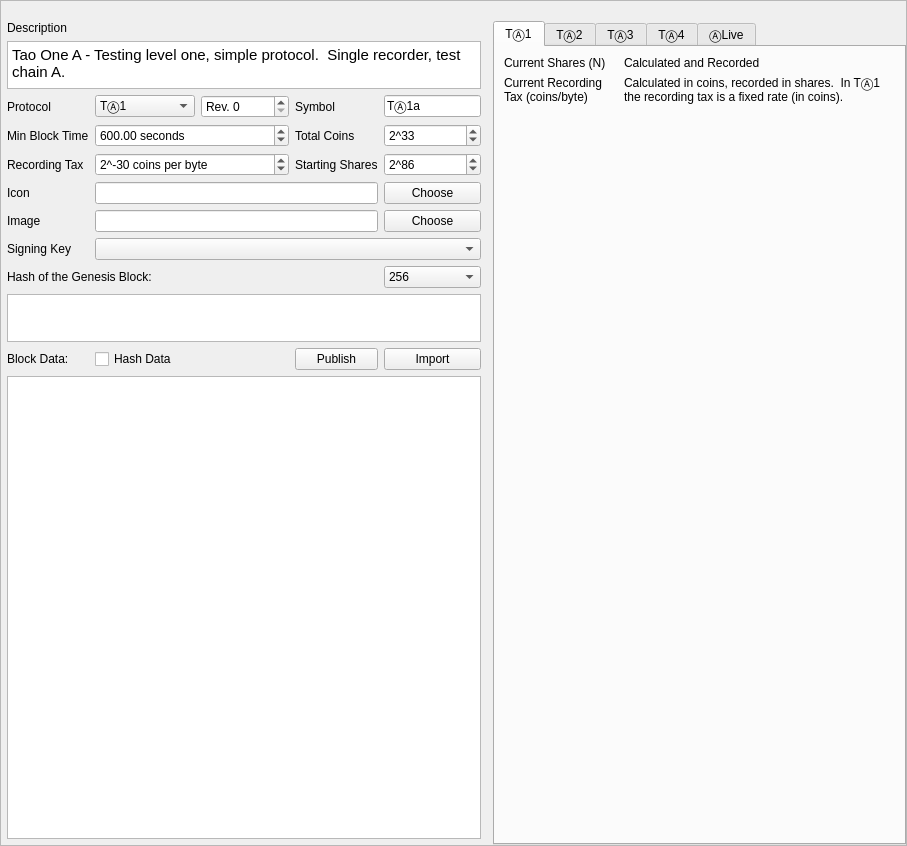
Qt form apps/GenesisForm/genesisForm.ui (assignonward/aosuite) before a commit.
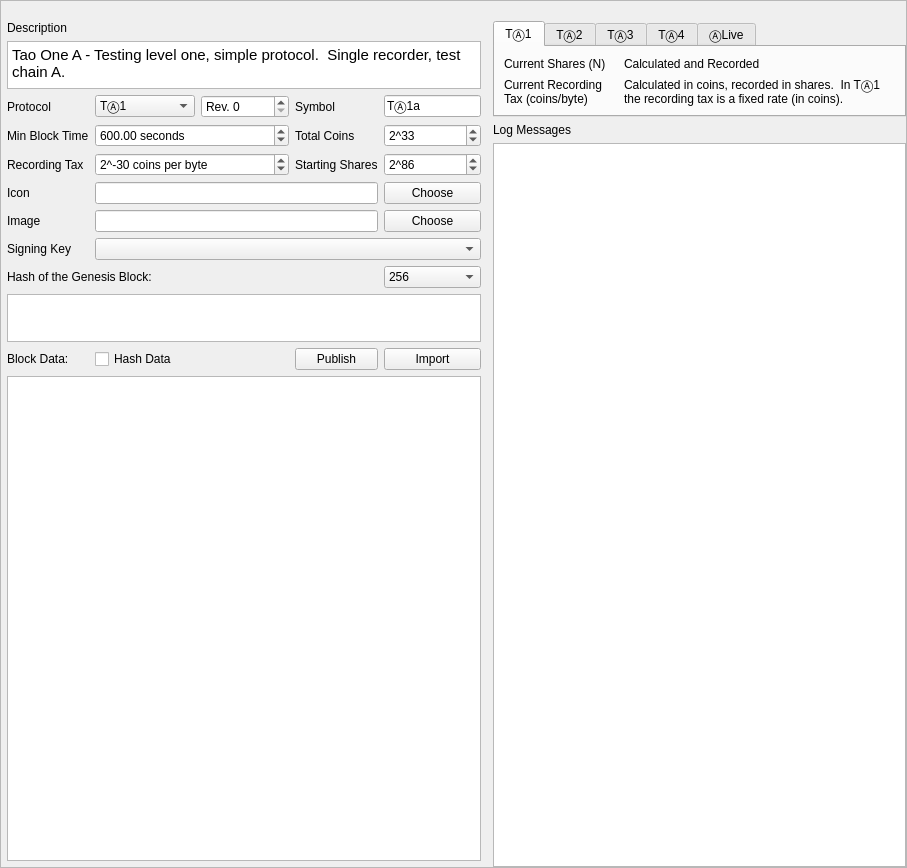
The same form after that commit. Icons and pictures are not drawn.

```diff
--- a/apps/GenesisForm/genesisForm.ui
+++ b/apps/GenesisForm/genesisForm.ui
@@ -7,7 +7,7 @@
     <x>0</x>
     <y>0</y>
     <width>907</width>
-    <height>846</height>
+    <height>868</height>
    </rect>
   </property>
   <property name="windowTitle">
@@ -21,8 +21,8 @@
     <rect>
      <x>0</x>
      <y>0</y>
-     <width>891</width>
-     <height>847</height>
+     <width>905</width>
+     <height>866</height>
     </rect>
    </property>
    <layout class="QHBoxLayout" name="horizontalLayout">
@@ -413,6 +413,9 @@
       <property name="topMargin">
        <number>0</number>
       </property>
+      <property name="bottomMargin">
+       <number>0</number>
+      </property>
       <item>
        <layout class="QHBoxLayout" name="horizontalLayout_2">
         <property name="topMargin">
@@ -452,19 +455,6 @@
           <string>TⒶ1</string>
          </attribute>
          <layout class="QGridLayout" name="gridLayout_2">
-          <item row="2" column="0">
-           <spacer name="verticalSpacer_2">
-            <property name="orientation">
-             <enum>Qt::Vertical</enum>
-            </property>
-            <property name="sizeHint" stdset="0">
-             <size>
-              <width>20</width>
-              <height>40</height>
-             </size>
-            </property>
-           </spacer>
-          </item>
           <item row="0" column="0">
            <widget class="QLabel" name="label_8">
             <property name="text">
@@ -558,6 +548,23 @@
         </widget>
        </widget>
       </item>
+      <item>
+       <widget class="QLabel" name="label_21">
+        <property name="text">
+         <string>Log Messages</string>
+        </property>
+       </widget>
+      </item>
+      <item>
+       <widget class="QPlainTextEdit" name="logMessages">
+        <property name="sizePolicy">
+         <sizepolicy hsizetype="Expanding" vsizetype="Expanding">
+          <horstretch>0</horstretch>
+          <verstretch>100</verstretch>
+         </sizepolicy>
+        </property>
+       </widget>
+      </item>
      </layout>
     </item>
    </layout>
```
Left out of the diff: 13 changed lines with no effect on the pictures.
